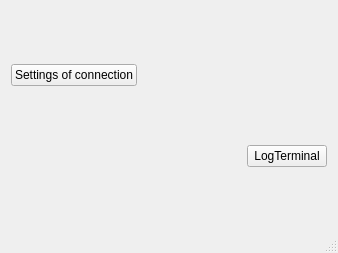
The window that Cpp_clients/DiningClient/mainwindow.ui (Jerma066/TheProblemOfDiningCryptographers) describes before a commit, drawn with Qt 5.
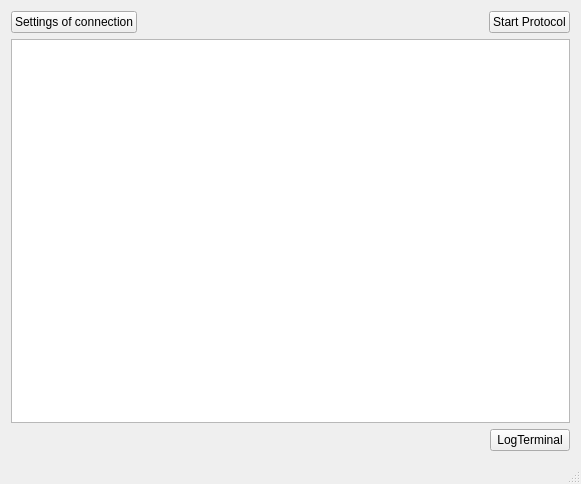
The same window after the commit.

Diff of the .ui file:
```diff
--- a/Cpp_clients/DiningClient/mainwindow.ui
+++ b/Cpp_clients/DiningClient/mainwindow.ui
@@ -6,8 +6,8 @@
    <rect>
     <x>0</x>
     <y>0</y>
-    <width>338</width>
-    <height>253</height>
+    <width>581</width>
+    <height>484</height>
    </rect>
   </property>
   <property name="windowTitle">
@@ -37,8 +37,18 @@
         </property>
        </spacer>
       </item>
+      <item>
+       <widget class="QPushButton" name="startProtocolButton">
+        <property name="text">
+         <string>Start Protocol</string>
+        </property>
+       </widget>
+      </item>
      </layout>
     </item>
+    <item>
+     <widget class="QPlainTextEdit" name="protocolStagesTextEdit"/>
+    </item>
     <item>
      <layout class="QHBoxLayout" name="horizontalLayout_2">
       <item>
```
Left out of the diff: 2 changed lines with no effect on the pictures.
